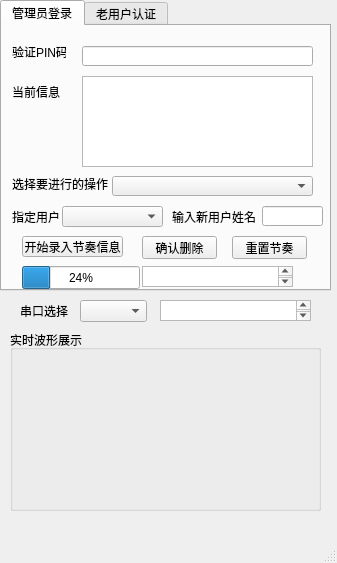
This is untitled.ui in Dominique-Yiu/National-IS-Contest as Qt 5 draws it before an edit. The edited form follows.
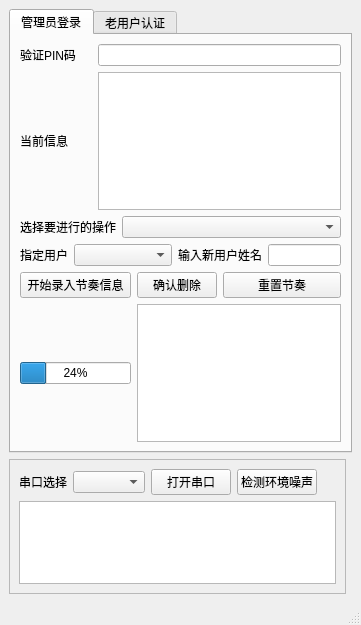
This is the edited form. The open tabs and pages were chosen to show the change.

```diff
--- a/untitled.ui
+++ b/untitled.ui
@@ -6,23 +6,23 @@
    <rect>
     <x>0</x>
     <y>0</y>
-    <width>337</width>
-    <height>563</height>
+    <width>361</width>
+    <height>625</height>
    </rect>
   </property>
+  <property name="minimumSize">
+   <size>
+    <width>331</width>
+    <height>0</height>
+   </size>
+  </property>
   <property name="windowTitle">
    <string>MainWindow</string>
   </property>
   <widget class="QWidget" name="centralwidget">
+   <layout class="QGridLayout" name="gridLayout">
+    <item row="0" column="0" colspan="2">
    <widget class="QTabWidget" name="tabWidget">
-    <property name="geometry">
-     <rect>
-      <x>0</x>
-      <y>0</y>
-      <width>331</width>
-      <height>291</height>
-     </rect>
-    </property>
     <property name="whatsThis">
      <string>&lt;html&gt;&lt;head/&gt;&lt;body&gt;&lt;p&gt;是&lt;/p&gt;&lt;/body&gt;&lt;/html&gt;</string>
     </property>
@@ -33,183 +33,89 @@
      <attribute name="title">
       <string>管理员登录</string>
      </attribute>
-     <widget class="QLineEdit" name="lineEdit">
-      <property name="geometry">
-       <rect>
-        <x>80</x>
-        <y>20</y>
-        <width>231</width>
-        <height>20</height>
-       </rect>
-      </property>
-     </widget>
-     <widget class="QLabel" name="label">
-      <property name="geometry">
-       <rect>
-        <x>10</x>
-        <y>20</y>
-        <width>54</width>
-        <height>12</height>
-       </rect>
-      </property>
-      <property name="text">
-       <string>验证PIN码</string>
-      </property>
-     </widget>
-     <widget class="QPushButton" name="pushButton">
-      <property name="geometry">
-       <rect>
-        <x>20</x>
-        <y>210</y>
-        <width>101</width>
-        <height>21</height>
-       </rect>
-      </property>
-      <property name="text">
-       <string>开始录入节奏信息</string>
-      </property>
-     </widget>
-     <widget class="QTextBrowser" name="textBrowser">
-      <property name="geometry">
-       <rect>
-        <x>80</x>
-        <y>50</y>
-        <width>231</width>
-        <height>91</height>
-       </rect>
-      </property>
-     </widget>
+       <layout class="QGridLayout" name="gridLayout_2">
+        <item row="1" column="0" colspan="2">
      <widget class="QLabel" name="label_3">
-      <property name="geometry">
-       <rect>
-        <x>10</x>
-        <y>60</y>
-        <width>54</width>
-        <height>12</height>
-       </rect>
-      </property>
       <property name="text">
        <string>当前信息</string>
       </property>
      </widget>
-     <widget class="QComboBox" name="comboBox_2">
-      <property name="geometry">
-       <rect>
-        <x>110</x>
-        <y>150</y>
-        <width>201</width>
-        <height>20</height>
-       </rect>
-      </property>
-     </widget>
+        </item>
+        <item row="1" column="2" colspan="6">
+         <widget class="QTextBrowser" name="textBrowser"/>
+        </item>
+        <item row="2" column="0" colspan="3">
      <widget class="QLabel" name="label_4">
-      <property name="geometry">
-       <rect>
-        <x>10</x>
-        <y>150</y>
-        <width>101</width>
-        <height>16</height>
-       </rect>
-      </property>
       <property name="text">
        <string>选择要进行的操作</string>
       </property>
      </widget>
-     <widget class="QLabel" name="label_5">
-      <property name="geometry">
-       <rect>
-        <x>10</x>
-        <y>180</y>
-        <width>91</width>
-        <height>21</height>
-       </rect>
-      </property>
+        </item>
+        <item row="3" column="1" colspan="4">
+         <widget class="QComboBox" name="comboBox_3"/>
+        </item>
+        <item row="0" column="0" colspan="2">
+         <widget class="QLabel" name="label">
       <property name="text">
-       <string>指定用户</string>
-      </property>
-     </widget>
-     <widget class="QComboBox" name="comboBox_3">
-      <property name="geometry">
-       <rect>
-        <x>60</x>
-        <y>180</y>
-        <width>101</width>
-        <height>21</height>
-       </rect>
-      </property>
-     </widget>
-     <widget class="QPushButton" name="pushButton_3">
-      <property name="geometry">
-       <rect>
-        <x>140</x>
-        <y>210</y>
-        <width>75</width>
-        <height>23</height>
-       </rect>
-      </property>
-      <property name="text">
-       <string>确认删除</string>
-      </property>
-     </widget>
-     <widget class="QPushButton" name="pushButton_4">
-      <property name="geometry">
-       <rect>
-        <x>230</x>
-        <y>210</y>
-        <width>75</width>
-        <height>23</height>
-       </rect>
-      </property>
-      <property name="text">
-       <string>重置节奏</string>
-      </property>
-     </widget>
+           <string>验证PIN码</string>
+          </property>
+         </widget>
+        </item>
+        <item row="5" column="0" colspan="4">
      <widget class="QProgressBar" name="progressBar">
-      <property name="geometry">
-       <rect>
-        <x>20</x>
-        <y>240</y>
-        <width>118</width>
-        <height>23</height>
-       </rect>
-      </property>
       <property name="value">
        <number>24</number>
       </property>
      </widget>
-     <widget class="QTextBrowser" name="textBrowser_2">
-      <property name="geometry">
-       <rect>
-        <x>140</x>
-        <y>240</y>
-        <width>151</width>
-        <height>21</height>
-       </rect>
-      </property>
-     </widget>
+        </item>
+        <item row="4" column="6" colspan="2">
+         <widget class="QPushButton" name="pushButton_4">
+          <property name="text">
+           <string>重置节奏</string>
+          </property>
+         </widget>
+        </item>
+        <item row="3" column="5" colspan="2">
      <widget class="QLabel" name="label_6">
-      <property name="geometry">
-       <rect>
-        <x>170</x>
-        <y>180</y>
-        <width>91</width>
-        <height>21</height>
-       </rect>
-      </property>
       <property name="text">
        <string>输入新用户姓名</string>
       </property>
      </widget>
-     <widget class="QLineEdit" name="lineEdit_2">
-      <property name="geometry">
-       <rect>
-        <x>260</x>
-        <y>180</y>
-        <width>61</width>
-        <height>20</height>
-       </rect>
-      </property>
-     </widget>
+        </item>
+        <item row="3" column="7">
+         <widget class="QLineEdit" name="lineEdit_2"/>
+        </item>
+        <item row="0" column="2" colspan="6">
+         <widget class="QLineEdit" name="lineEdit"/>
+        </item>
+        <item row="2" column="3" colspan="5">
+         <widget class="QComboBox" name="comboBox_2"/>
+        </item>
+        <item row="3" column="0">
+         <widget class="QLabel" name="label_5">
+          <property name="text">
+           <string>指定用户</string>
+          </property>
+         </widget>
+        </item>
+        <item row="4" column="0" colspan="4">
+         <widget class="QPushButton" name="pushButton">
+          <property name="text">
+           <string>开始录入节奏信息</string>
+          </property>
+         </widget>
+        </item>
+        <item row="4" column="4" colspan="2">
+         <widget class="QPushButton" name="pushButton_3">
+          <property name="text">
+           <string>确认删除</string>
+          </property>
+         </widget>
+        </item>
+        <item row="5" column="4" colspan="4">
+         <widget class="QTextBrowser" name="textBrowser_2"/>
+        </item>
+       </layout>
     </widget>
     <widget class="QWidget" name="tab_2">
      <attribute name="title">
@@ -247,52 +153,54 @@
      </widget>
     </widget>
    </widget>
-   <widget class="QGroupBox" name="groupBox">
-    <property name="geometry">
-     <rect>
-      <x>10</x>
-      <y>330</y>
-      <width>311</width>
-      <height>181</height>
-     </rect>
-    </property>
-    <property name="title">
-     <string>实时波形展示</string>
-    </property>
-   </widget>
-   <widget class="QLabel" name="label_2">
+    </item>
+    <item row="1" column="0">
+     <widget class="QScrollArea" name="scrollArea">
+      <property name="widgetResizable">
+       <bool>true</bool>
+      </property>
+      <widget class="QWidget" name="scrollAreaWidgetContents">
     <property name="geometry">
      <rect>
-      <x>20</x>
-      <y>300</y>
-      <width>54</width>
-      <height>21</height>
-     </rect>
-    </property>
+         <x>0</x>
+         <y>0</y>
+         <width>335</width>
+         <height>129</height>
+        </rect>
+       </property>
+       <layout class="QGridLayout" name="gridLayout_3">
+        <item row="1" column="0" colspan="5">
+         <widget class="QTextBrowser" name="textBrowser_3"/>
+        </item>
+        <item row="0" column="0">
+         <widget class="QLabel" name="label_7">
     <property name="text">
      <string>串口选择</string>
     </property>
    </widget>
-   <widget class="QComboBox" name="comboBox">
-    <property name="geometry">
-     <rect>
-      <x>80</x>
-      <y>300</y>
-      <width>67</width>
-      <height>22</height>
-     </rect>
-    </property>
-   </widget>
-   <widget class="QTextBrowser" name="textBrowser_3">
-    <property name="geometry">
-     <rect>
-      <x>160</x>
-      <y>300</y>
-      <width>151</width>
-      <height>21</height>
-     </rect>
-    </property>
-   </widget>
+        </item>
+        <item row="0" column="1">
+         <widget class="QComboBox" name="comboBox_4"/>
+        </item>
+        <item row="0" column="2">
+         <widget class="QPushButton" name="pushButton_5">
+          <property name="text">
+           <string>打开串口</string>
+          </property>
+         </widget>
+        </item>
+        <item row="0" column="3">
+         <widget class="QPushButton" name="pushButton_6">
+          <property name="text">
+           <string>检测环境噪声</string>
+          </property>
+         </widget>
+        </item>
+       </layout>
+      </widget>
+     </widget>
+    </item>
+   </layout>
   </widget>
   <widget class="QMenuBar" name="menubar">
    <property name="geometry">
```
Left out of the diff: 110 changed lines with no effect on the pictures. Lines whose indentation alone changed are shown as unchanged.
